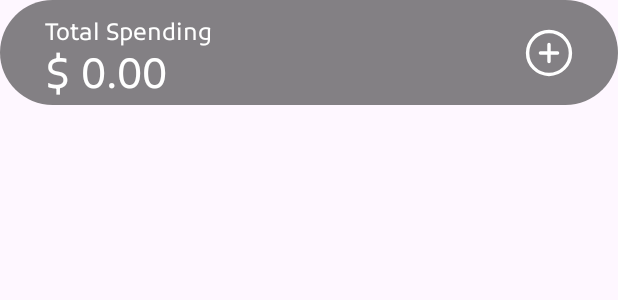
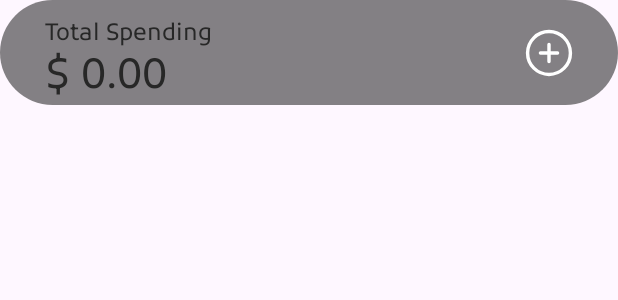
Before and after one commit to TimothyErcia/Treaty-DailyTask, an Android app: the layout bottom_layout.xml on its own in the app's theme, with its tools: preview values and no code run, on a phone screen of 412 x 824 dp. Shown: the top 300 px of the screen. Run offline under Robolectric (Android 15) with nearby library versions, the phone set to English and light mode, and no system bars.

Commit message:
Initial theme changes

```diff
--- a/app/src/main/res/layout/bottom_layout.xml
+++ b/app/src/main/res/layout/bottom_layout.xml
@@ -23,7 +23,6 @@
             android:layout_height="wrap_content"
             android:fontFamily="@font/inter"
             android:text="Total Spending"
-            android:textColor="@color/white"
             android:paddingTop="5dp"
             android:textSize="15sp"/>
 
@@ -33,7 +32,6 @@
             android:layout_height="40sp"
             android:fontFamily="@font/inter"
             android:text="$ 0.00"
-            android:textColor="@color/white"
             android:textSize="27sp"
             android:translationY="-18dp" />
 
--- a/app/src/main/res/values-night/themes.xml
+++ b/app/src/main/res/values-night/themes.xml
@@ -1,10 +1,20 @@
-<resources xmlns:tools="http://schemas.android.com/tools">
+<resources>
     <!-- Base application theme. -->
     <style name="Base.Theme.DailyTask" parent="Theme.Material3.DayNight.NoActionBar">
         <!-- Customize your dark theme here. -->
-        <!-- <item name="colorPrimary">@color/my_dark_primary</item> -->
+        <item name="android:textColor">@color/fontColorLight</item>
         <item name="android:fontFamily">@font/kufam</item>
         <item name="fontFamily">@font/kufam</item>
+
         <item name="background">@color/backgroundColor</item>
+        <item name="android:windowTranslucentStatus">false</item>
+        <item name="android:statusBarColor">@android:color/transparent</item>
+    </style>
+
+    <style name="Theme.DailyTask" parent="Base.Theme.DailyTask" />
+
+    <style name="bottom_textStyle">
+        <item name="android:fontFamily">@font/inter</item>
+        <item name="fontFamily">@font/inter</item>
     </style>
 </resources>
```
Also changed, not shown: app/src/main/res/values/themes.xml (+8 -2 lines).
